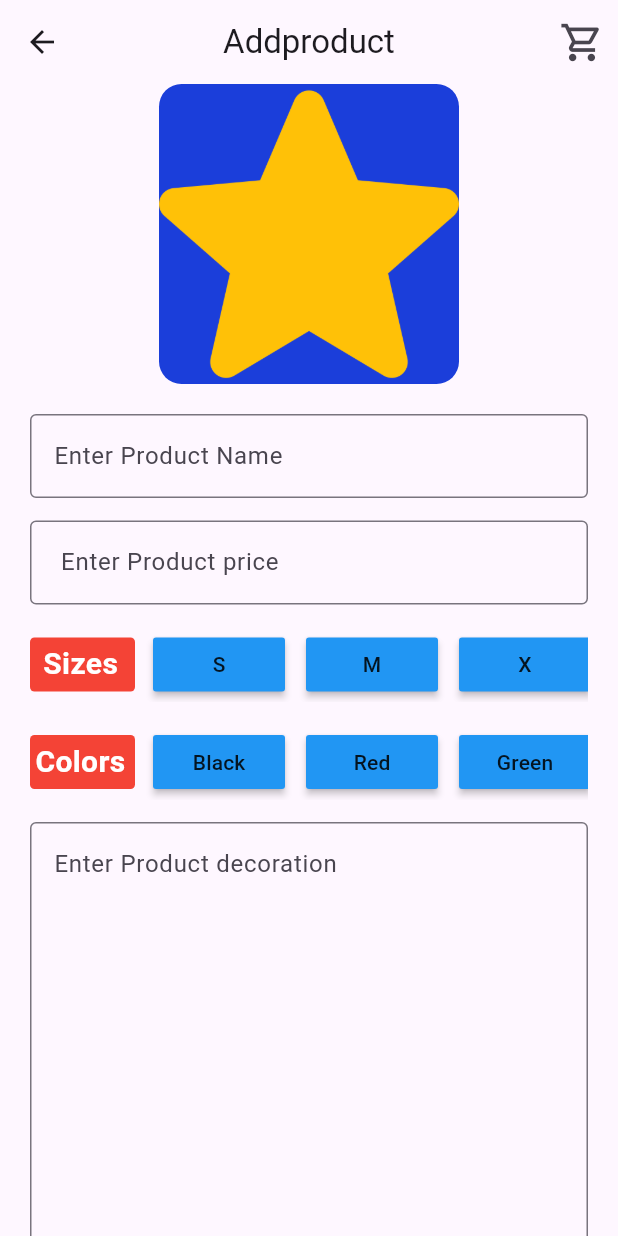
After one commit to Pheung-Phya/getx_supabase, a Flutter app: the AddproductView screen opened by its route, on a phone screen of 412 x 824 dp. The commit adds this screen. Run offline on Flutter 3.47's test engine with Material 3 defaults, Android fonts, the light colour scheme and no system bars; our stand-ins replace get, supabase_flutter; missing offline and left inert: dart:ffi; accounts and stored records are empty; network calls fail.

Commit message:
add screen

```diff
--- /dev/null
+++ b/lib/app/modules/addproduct/bindings/addproduct_binding.dart
@@ -0,0 +1,12 @@
+import 'package:get/get.dart';
+
+import '../controllers/addproduct_controller.dart';
+
+class AddproductBinding extends Bindings {
+  @override
+  void dependencies() {
+    Get.lazyPut<AddproductController>(
+      () => AddproductController(),
+    );
+  }
+}
--- /dev/null
+++ b/lib/app/modules/addproduct/controllers/addproduct_controller.dart
@@ -0,0 +1,23 @@
+import 'package:get/get.dart';
+
+class AddproductController extends GetxController {
+  //TODO: Implement AddproductController
+
+  final count = 0.obs;
+  @override
+  void onInit() {
+    super.onInit();
+  }
+
+  @override
+  void onReady() {
+    super.onReady();
+  }
+
+  @override
+  void onClose() {
+    super.onClose();
+  }
+
+  void increment() => count.value++;
+}
--- /dev/null
+++ b/lib/app/modules/addproduct/views/addproduct_view.dart
@@ -0,0 +1,167 @@
+import 'package:flutter/material.dart';
+
+import 'package:get/get.dart';
+import '../controllers/addproduct_controller.dart';
+
+class AddproductView extends GetView<AddproductController> {
+  AddproductView({super.key});
+
+  List<String> sizes = ['S', 'M', 'X', 'XL', 'XXL'];
+  List<String> color = [
+    'Black',
+    'Red',
+    'Green',
+  ];
+  @override
+  Widget build(BuildContext context) {
+    return Scaffold(
+      appBar: AppBar(
+        title: const Text('Addproduct'),
+        centerTitle: true,
+        actions: [
+          IconButton(
+            icon: const Icon(
+              Icons.shopping_cart_outlined,
+              size: 30,
+            ),
+            onPressed: () {},
+          ),
+        ],
+      ),
+      body: Padding(
+        padding: const EdgeInsets.symmetric(horizontal: 20),
+        child: SingleChildScrollView(
+          child: Center(
+            child: Column(
+              crossAxisAlignment: CrossAxisAlignment.center,
+              children: [
+                Container(
+                  height: 200,
+                  width: 200,
+                  decoration: BoxDecoration(
+                      borderRadius: BorderRadius.circular(15),
+                      color: const Color.fromARGB(255, 27, 62, 218)),
+                  child: ClipRRect(
+                      borderRadius: BorderRadius.circular(15),
+                      child: Image.asset('assets/images/logostar.png')),
+                ),
+                space(20),
+                const TextField(
+                  decoration: InputDecoration(
+                      label: Text('Enter Product Name'),
+                      border: OutlineInputBorder()),
+                ),
+                space(15),
+                const TextField(
+                  keyboardType: TextInputType.numberWithOptions(),
+                  decoration: InputDecoration(
+                      prefix: Text('\$'),
+                      label: Text(' Enter Product price'),
+                      border: OutlineInputBorder()),
+                ),
+                space(15),
+                SizedBox(
+                  height: 50,
+                  child: Row(
+                    children: [
+                      Container(
+                        padding: const EdgeInsets.all(3.5),
+                        width: 70,
+                        decoration: BoxDecoration(
+                          borderRadius: BorderRadius.circular(3),
+                          color: Colors.red,
+                        ),
+                        child: const Text(
+                          ' Sizes',
+                          style: TextStyle(
+                              fontWeight: FontWeight.bold,
+                              fontSize: 20,
+                              color: Colors.white),
+                        ),
+                      ),
+                      const SizedBox(
+                        width: 5,
+                      ),
+                      Expanded(
+                        child: ListView.builder(
+                            scrollDirection: Axis.horizontal,
+                            shrinkWrap: true,
+                            itemCount: sizes.length,
+                            itemBuilder: (context, index) {
+                              return Padding(
+                                padding: const EdgeInsets.all(7.0),
+                                child: MaterialButton(
+                                  color: Colors.blue,
+                                  onPressed: () {},
+                                  child: Text(sizes[index]),
+                                ),
+                              );
+                            }),
+                      ),
+                    ],
+                  ),
+                ),
+                space(15),
+                SizedBox(
+                  height: 50,
+                  child: Row(
+                    children: [
+                      Container(
+                        padding: const EdgeInsets.all(3.5),
+                        width: 70,
+                        decoration: BoxDecoration(
+                          borderRadius: BorderRadius.circular(3),
+                          color: Colors.red,
+                        ),
+                        child: const Text(
+                          'Colors',
+                          style: TextStyle(
+                              fontWeight: FontWeight.bold,
+                              fontSize: 20,
+                              color: Colors.white),
+                        ),
+                      ),
+                      const SizedBox(
+                        width: 5,
+                      ),
+                      Expanded(
+                        child: ListView.builder(
+                            scrollDirection: Axis.horizontal,
+                            shrinkWrap: true,
+                            itemCount: color.length,
+                            itemBuilder: (context, index) {
+                              return Padding(
+                                padding: const EdgeInsets.all(7.0),
+                                child: MaterialButton(
+                                  color: Colors.blue,
+                                  onPressed: () {},
+                                  child: Text(color[index]),
+                                ),
+                              );
+                            }),
+                      ),
+                    ],
+                  ),
+                ),
+                space(15),
+                const TextField(
+                  maxLines: 12,
+                  decoration: InputDecoration(
+                      hintText: 'Enter Product decoration',
+                      border: OutlineInputBorder()),
+                ),
+                space(15),
+              ],
+            ),
+          ),
+        ),
+      ),
+    );
+  }
+
+  Widget space(double height) {
+    return SizedBox(
+      height: height,
+    );
+  }
+}
--- a/lib/app/modules/home/views/home_view.dart
+++ b/lib/app/modules/home/views/home_view.dart
@@ -3,6 +3,7 @@ import 'package:flutter/material.dart';
 import 'package:get/get.dart';
 import 'package:getx_supabase/app/modules/widgets/drawer_field.dart';
 
+import '../../../routes/app_pages.dart';
 import '../controllers/home_controller.dart';
 
 class HomeView extends GetView<HomeController> {
@@ -10,10 +11,20 @@ class HomeView extends GetView<HomeController> {
   @override
   Widget build(BuildContext context) {
     return Scaffold(
-      drawer: DrawerField(),
+      drawer: const DrawerField(),
       appBar: AppBar(
         title: const Text('HomeView'),
         centerTitle: true,
+        actions: [
+          IconButton(
+              onPressed: () {
+                Get.toNamed(Routes.ADDPRODUCT);
+              },
+              icon: const Icon(
+                Icons.add,
+                size: 32,
+              ))
+        ],
       ),
       body: const Center(
         child: Text(
--- a/lib/app/modules/widgets/drawer_field.dart
+++ b/lib/app/modules/widgets/drawer_field.dart
@@ -1,6 +1,5 @@
 import 'package:flutter/material.dart';
 import 'package:getx_supabase/app/data/provider/supabase_provider.dart';
-import 'package:supabase_flutter/supabase_flutter.dart';
 
 class DrawerField extends StatelessWidget {
   const DrawerField({super.key});
@@ -13,14 +12,14 @@ class DrawerField extends StatelessWidget {
           DrawerHeader(child: Image.asset('assets/images/logostar.png')),
           const Divider(),
           ListTile(
-            leading: Icon(Icons.home),
-            title: Text('Home'),
+            leading: const Icon(Icons.home),
+            title: const Text('Home'),
             onTap: () => {},
           ),
           const Divider(),
           ListTile(
-            leading: Icon(Icons.list),
-            title: Text('About Us'),
+            leading: const Icon(Icons.list),
+            title: const Text('About Us'),
             onTap: () => {},
           ),
           const Divider(),
@@ -30,7 +29,7 @@ class DrawerField extends StatelessWidget {
             onPressed: () {
               SupabaseProvider.instance.signOut();
             },
-            child: Text('Logout'),
+            child: const Text('Logout'),
           ),
           const SizedBox(height: 10.0),
         ],
--- a/lib/app/routes/app_pages.dart
+++ b/lib/app/routes/app_pages.dart
@@ -1,5 +1,7 @@
 import 'package:get/get.dart';
 
+import '../modules/addproduct/bindings/addproduct_binding.dart';
+import '../modules/addproduct/views/addproduct_view.dart';
 import '../modules/home/bindings/home_binding.dart';
 import '../modules/home/views/home_view.dart';
 import '../modules/login/bindings/login_binding.dart';
@@ -37,5 +39,10 @@ class AppPages {
       page: () => const SplashView(),
       binding: SplashBinding(),
     ),
+    GetPage(
+      name: _Paths.ADDPRODUCT,
+      page: () => AddproductView(),
+      binding: AddproductBinding(),
+    ),
   ];
 }
--- a/lib/app/routes/app_routes.dart
+++ b/lib/app/routes/app_routes.dart
@@ -7,6 +7,7 @@ abstract class Routes {
   static const LOGIN = _Paths.LOGIN;
   static const SIGNUP = _Paths.SIGNUP;
   static const SPLASH = _Paths.SPLASH;
+  static const ADDPRODUCT = _Paths.ADDPRODUCT;
 }
 
 abstract class _Paths {
@@ -15,4 +16,5 @@ abstract class _Paths {
   static const LOGIN = '/login';
   static const SIGNUP = '/signup';
   static const SPLASH = '/splash';
+  static const ADDPRODUCT = '/addproduct';
 }
```
